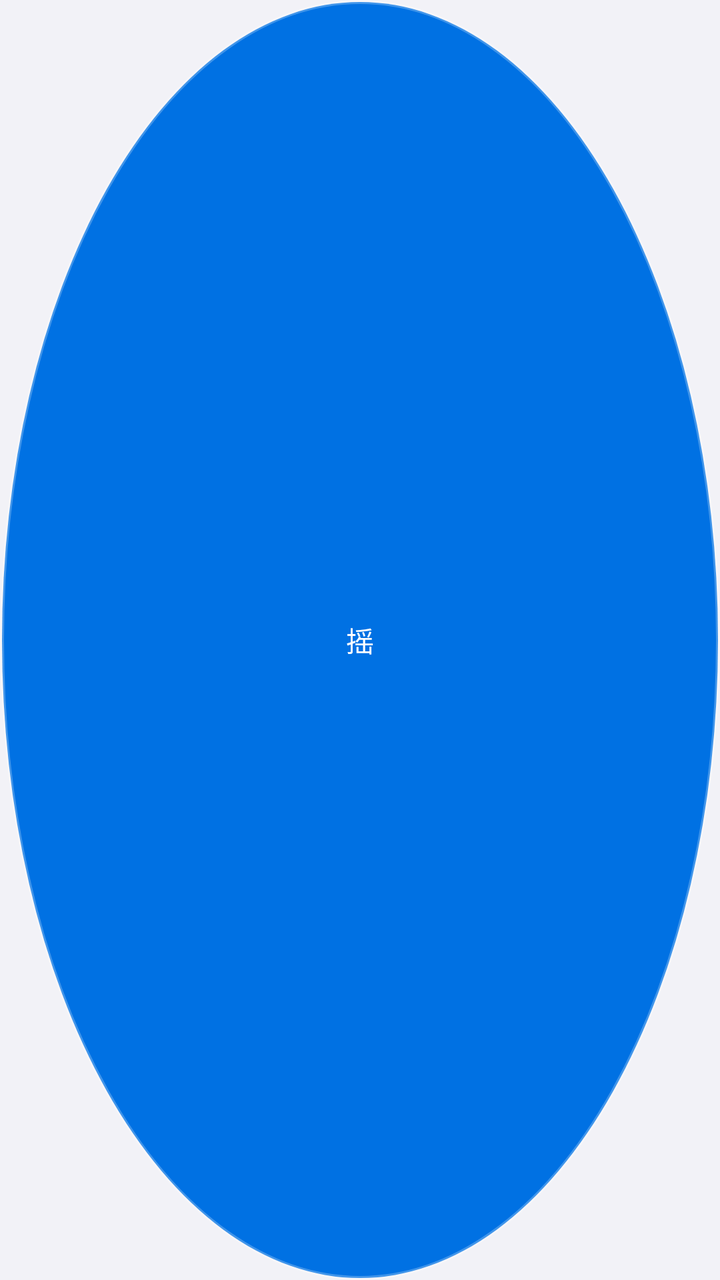
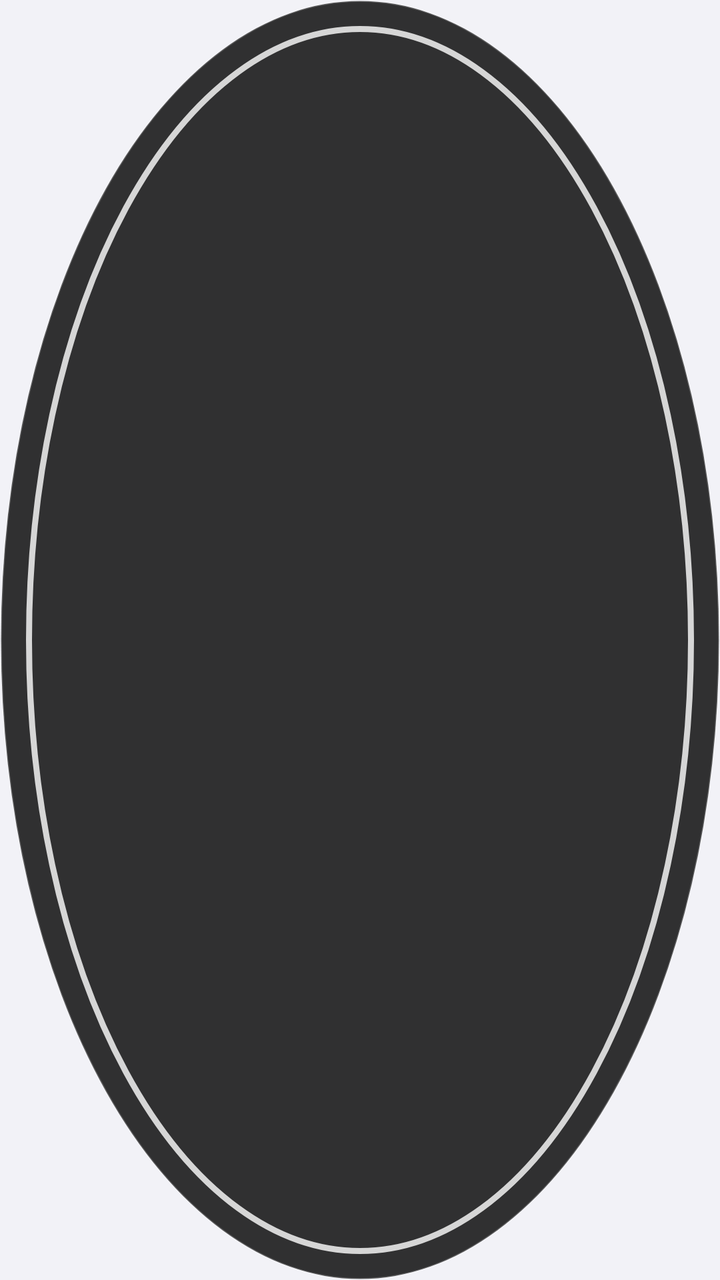

Before-and-after screenshots of an Android layout around one commit, followed by the original layout XML and the change that was made.
<!-- AndroidManifest.xml: application theme Theme.ZVirtualEnv -->
<!-- res/layout/float_ball.xml -->
<?xml version="1.0" encoding="utf-8"?>
<TextView xmlns:android="http://schemas.android.com/apk/res/android"
    android:id="@+id/ballView"
    android:layout_width="56dp"
    android:layout_height="56dp"
    android:background="@drawable/bg_ball"
    android:elevation="12dp"
    android:gravity="center"
    android:text="@string/float_ball_label"
    android:textColor="@android:color/white"
    android:textSize="14sp" />
<!-- resources referenced by this layout -->
<resources>
  <!-- drawable bg_ball (drawable) -->
  <?xml version="1.0" encoding="utf-8"?>
  <shape xmlns:android="http://schemas.android.com/apk/res/android"
      android:shape="oval">
      <solid android:color="@color/accent" />
      <stroke
          android:width="2dp"
          android:color="@color/glass_border" />
  </shape>
  <string name="float_ball_label">摇</string>
  <style name="Theme.ZVirtualEnv" parent="android:Theme.Material.Light.NoActionBar">
          <item name="android:windowBackground">@color/bg_primary</item>
          <item name="android:statusBarColor">@android:color/transparent</item>
          <item name="android:navigationBarColor">@android:color/transparent</item>
          <item name="android:windowLightStatusBar">true</item>
          <item name="android:colorAccent">@color/accent</item>
          <item name="android:colorPrimary">@color/accent</item>
          <item name="android:textColorPrimary">@color/text_primary</item>
          <item name="android:textColorSecondary">@color/text_secondary</item>
      </style>
  <color name="accent">#0071E3</color>
  <color name="glass_border">#40FFFFFF</color>
  <color name="bg_primary">#F2F2F7</color>
  <color name="text_primary">#1D1D1F</color>
  <color name="text_secondary">#86868B</color>
</resources>

<!-- the commit's change to res/layout/float_ball.xml (unified diff, before → after) -->
@@ -1,11 +1,8 @@
 <?xml version="1.0" encoding="utf-8"?>
-<TextView xmlns:android="http://schemas.android.com/apk/res/android"
+<ImageView xmlns:android="http://schemas.android.com/apk/res/android"
     android:id="@+id/ballView"
-    android:layout_width="56dp"
-    android:layout_height="56dp"
-    android:background="@drawable/bg_ball"
+    android:layout_width="64dp"
+    android:layout_height="64dp"
+    android:contentDescription="@string/float_ball_label"
     android:elevation="12dp"
-    android:gravity="center"
-    android:text="@string/float_ball_label"
-    android:textColor="@android:color/white"
-    android:textSize="14sp" />
+    android:src="@drawable/bg_ball" />
<!-- resource entries referenced after the edit -->
@@ -2,13 +2,30 @@
 <resources>
   <!-- drawable bg_ball (drawable) -->
   <?xml version="1.0" encoding="utf-8"?>
-  <shape xmlns:android="http://schemas.android.com/apk/res/android"
-      android:shape="oval">
-      <solid android:color="@color/accent" />
-      <stroke
-          android:width="2dp"
-          android:color="@color/glass_border" />
-  </shape>
+  <layer-list xmlns:android="http://schemas.android.com/apk/res/android">
+      
+      <item>
+          <shape android:shape="oval">
+              <solid android:color="#CC000000" />
+              <stroke
+                  android:width="1dp"
+                  android:color="#33FFFFFF" />
+          </shape>
+      </item>
+      
+      <item
+          android:bottom="13dp"
+          android:left="13dp"
+          android:right="13dp"
+          android:top="13dp">
+          <shape android:shape="oval">
+              <solid android:color="@android:color/transparent" />
+              <stroke
+                  android:width="3dp"
+                  android:color="#CCFFFFFF" />
+          </shape>
+      </item>
+  </layer-list>
   <string name="float_ball_label">摇</string>
   <style name="Theme.ZVirtualEnv" parent="android:Theme.Material.Light.NoActionBar">
           <item name="android:windowBackground">@color/bg_primary</item>
@@ -21,7 +38,6 @@
           <item name="android:textColorSecondary">@color/text_secondary</item>
       </style>
   <color name="accent">#0071E3</color>
-  <color name="glass_border">#40FFFFFF</color>
   <color name="bg_primary">#F2F2F7</color>
   <color name="text_primary">#1D1D1F</color>
   <color name="text_secondary">#86868B</color>
